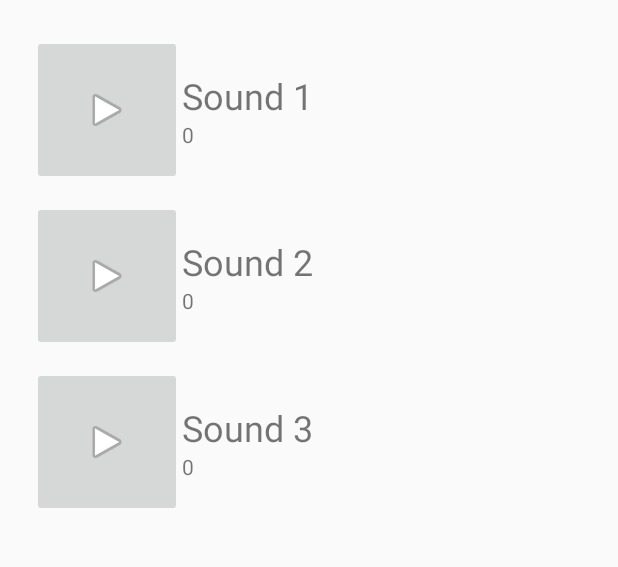
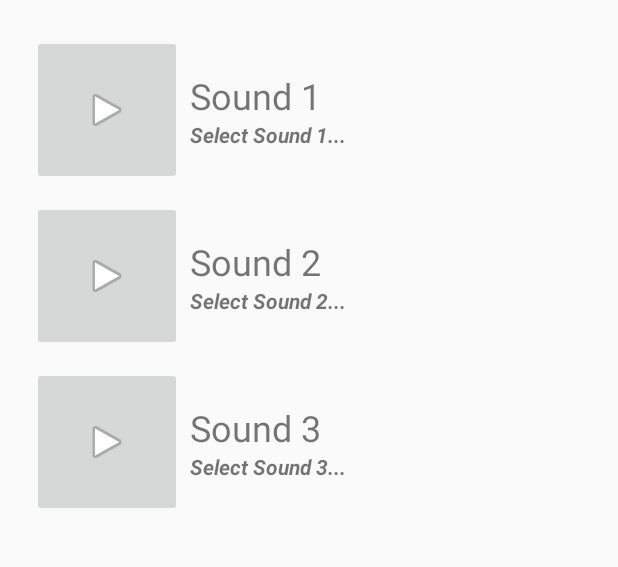
Before and after one commit to skyrien/SoundRemote, an Android app: the screen it shows after launch (MainActivity), on a phone screen of 412 x 824 dp, the part 199-766 px from its top. Run offline under Robolectric (Android 15) with nearby library versions, the phone set to English and light mode, and no system bars; our stand-ins replace AdMob; 3 statements that could not run were skipped.

Commit message:
Updated default behavior for URI display, and tweaked visual formatting a bit. Also removed previously included sample/default mp3s.

```diff
--- a/soundremote-phone/src/main/AndroidManifest.xml
+++ b/soundremote-phone/src/main/AndroidManifest.xml
@@ -19,7 +19,8 @@
             </intent-filter>
         </service>
 
-        <activity android:name=".MainActivity">
+        <activity android:name=".MainActivity"
+            android:screenOrientation="portrait">
             <intent-filter>
                 <action android:name="android.intent.action.MAIN" />
 
--- a/soundremote-phone/src/main/java/com/skyrien/soundremote/MainActivity.java
+++ b/soundremote-phone/src/main/java/com/skyrien/soundremote/MainActivity.java
@@ -72,9 +72,9 @@ public class MainActivity extends AppCompatActivity {
         // Let's update UI fields from sharedPrefs
 
         // Modifying these -- we want the path to now be the filename, while text is just the #
-        mSound1Path.setText(settings.getString("sound1Txt","0"));
-        mSound2Path.setText(settings.getString("sound2Txt","0"));
-        mSound3Path.setText(settings.getString("sound3Txt","0"));
+        mSound1Path.setText(settings.getString("sound1Txt",getString(R.string.sound1_path)));
+        mSound2Path.setText(settings.getString("sound2Txt",getString(R.string.sound2_path)));
+        mSound3Path.setText(settings.getString("sound3Txt",getString(R.string.sound3_path)));
         //mSound1Txt.setText(settings.getString("sound1Txt","Sound 1"));
         //mSound2Txt.setText(settings.getString("sound2Txt","Sound 2"));
         //mSound3Txt.setText(settings.getString("sound3Txt","Sound 3"));
--- a/soundremote-phone/src/main/res/layout/activity_main.xml
+++ b/soundremote-phone/src/main/res/layout/activity_main.xml
@@ -41,12 +41,14 @@
                 android:id="@+id/sound1_img"
                 android:layout_width="100dp"
                 android:layout_height="100dp"
+
                 android:src="@android:drawable/ic_media_play"/>
 
             <LinearLayout
                 android:layout_width="wrap_content"
                 android:layout_height="match_parent"
                 android:orientation="vertical"
+                android:padding="5dp"
                 android:gravity="center_vertical">
 
                 <TextView
@@ -59,7 +61,7 @@
                     android:id="@+id/sound1_path"
                     android:layout_width="wrap_content"
                     android:layout_height="wrap_content"
-
+                    android:textStyle="bold|italic"
                     android:text="@string/sound1_path"/>
             </LinearLayout>
 
@@ -81,6 +83,7 @@
             <LinearLayout
                 android:layout_width="wrap_content"
                 android:layout_height="match_parent"
+                android:padding="5dp"
                 android:orientation="vertical"
                 android:gravity="center_vertical">
 
@@ -94,7 +97,7 @@
                     android:id="@+id/sound2_path"
                     android:layout_width="wrap_content"
                     android:layout_height="wrap_content"
-
+                    android:textStyle="bold|italic"
                     android:text="@string/sound2_path"/>
             </LinearLayout>
         </LinearLayout>
@@ -114,6 +117,7 @@
             <LinearLayout
                 android:layout_width="wrap_content"
                 android:layout_height="match_parent"
+                android:padding="5dp"
                 android:orientation="vertical"
                 android:gravity="center_vertical">
 
@@ -127,7 +131,7 @@
                     android:id="@+id/sound3_path"
                     android:layout_width="wrap_content"
                     android:layout_height="wrap_content"
-
+                    android:textStyle="bold|italic"
                     android:text="@string/sound3_path"/>
             </LinearLayout>
         </LinearLayout>
--- a/soundremote-phone/src/main/res/values/strings.xml
+++ b/soundremote-phone/src/main/res/values/strings.xml
@@ -4,9 +4,9 @@
     <string name="sound2_txt">Sound 2</string>
     <string name="sound3_txt">Sound 3</string>
     <string name="title_text">Title</string>
-    <string name="sound1_path">android.resource://com.skyrien.soundremote/raw/sample1</string>
-    <string name="sound2_path">android.resource://com.skyrien.soundremote/raw/sample2</string>
-    <string name="sound3_path">android.resource://com.skyrien.soundremote/raw/sample3</string>
+    <string name="sound1_path">Select Sound 1...</string>
+    <string name="sound2_path">Select Sound 2...</string>
+    <string name="sound3_path">Select Sound 3...</string>
     <string name="top_txt">Pick three notification sounds to play with your SoundRemote!</string>
 
     <string name="banner_ad_unit_id">ca-app-pub-8600275837934879/3791008343</string>
```
Also changed, not shown: soundremote-phone/src/main/java/com/skyrien/soundremote/DataLayerListenerService.java (+4 -4 lines), 3 other files.
